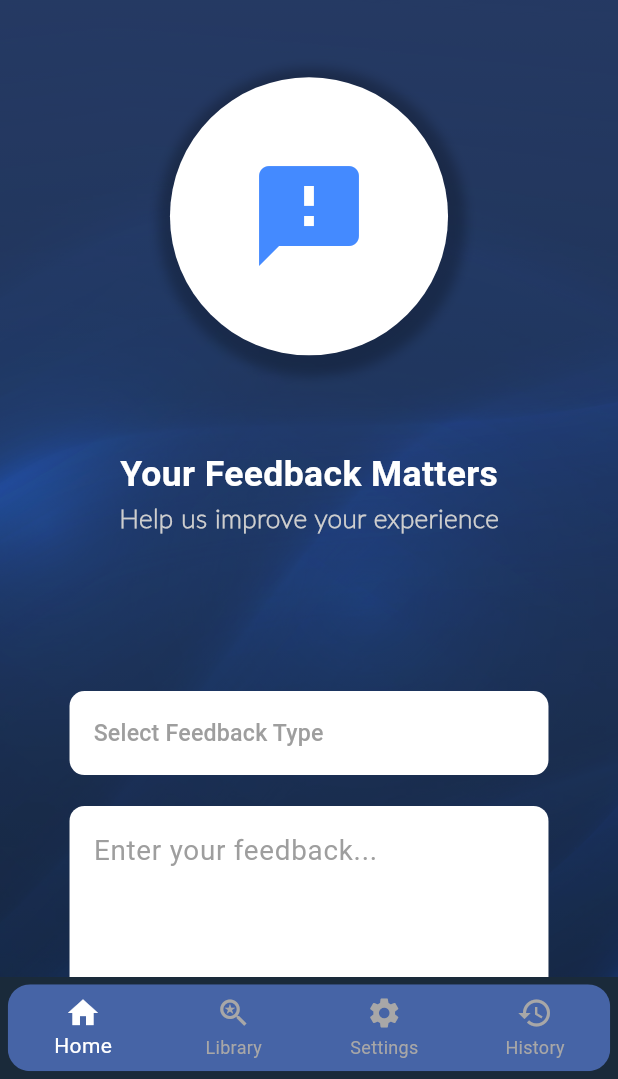
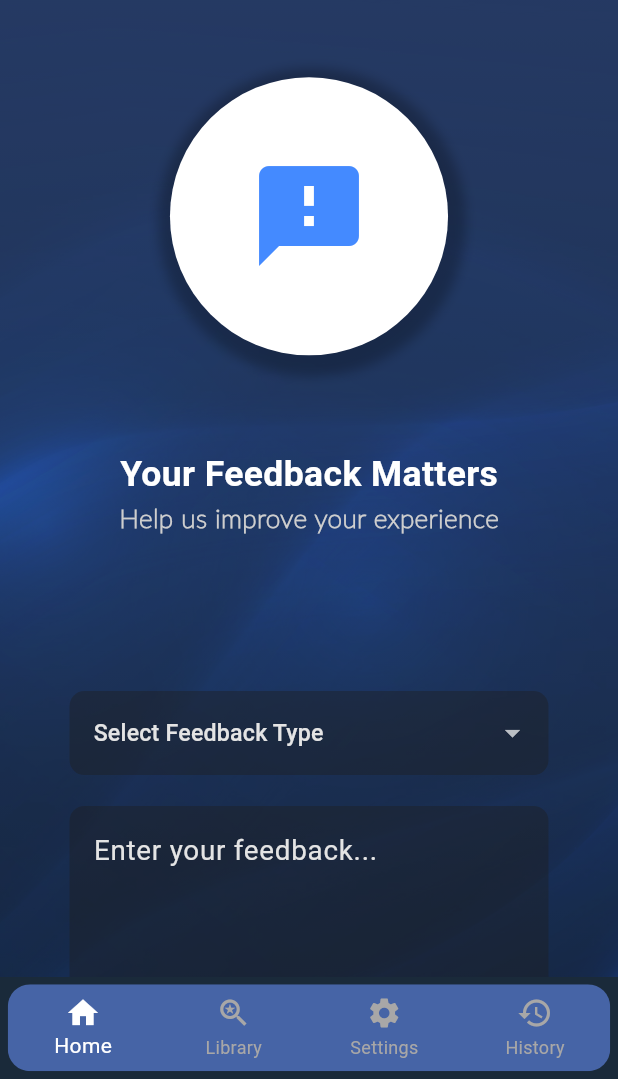
Before and after one commit to malakHelmy/Neurithm, a Flutter app: the screen it shows after launch, in the side drawer, after a tap on "Feedback", on a phone screen of 412 x 824 dp, the part 157-1236 px from its top. Run offline on Flutter 3.47's test engine with Material 3 defaults, Android fonts, the phone set to English and light mode, and no system bars; our stand-ins replace flutter_tts.

Commit message:
ui changes

```diff
--- a/neurithm_frontend/lib/screens/feedback.dart
+++ b/neurithm_frontend/lib/screens/feedback.dart
@@ -114,7 +114,7 @@ class FeedbackPage extends StatelessWidget {
                                   'Select Feedback Type',
                                   style: TextStyle(
                                     fontSize: fontSize(15),
-                                    color: Colors.grey,
+                                    color: const Color.fromARGB(255, 228, 228, 228),
                                   ),
                                 ),
                                 items: [
@@ -125,7 +125,8 @@ class FeedbackPage extends StatelessWidget {
                                 onChanged: (value) {},
                                 decoration: InputDecoration(
                                   filled: true,
-                                  fillColor: Colors.white,
+                                  fillColor: const Color.fromARGB(255, 29, 29, 29)
+                                    .withOpacity(0.4),
                                   border: OutlineInputBorder(
                                     borderRadius: BorderRadius.circular(10),
                                     borderSide: BorderSide.none,
@@ -143,9 +144,10 @@ class FeedbackPage extends StatelessWidget {
                                 style: TextStyle(fontSize: fontSize(15), color: Colors.black),
                                 decoration: InputDecoration(
                                   hintText: 'Enter your feedback...',
-                                  hintStyle: TextStyle(fontSize: fontSize(18), color: Colors.grey),
+                                  hintStyle: TextStyle(fontSize: fontSize(18), color: const Color.fromARGB(255, 228, 228, 228)),
                                   filled: true,
-                                  fillColor: Colors.white,
+                                  fillColor: const Color.fromARGB(255, 29, 29, 29)
+                                    .withOpacity(0.4),
                                   border: OutlineInputBorder(
                                     borderRadius: BorderRadius.circular(10),
                                     borderSide: BorderSide.none,
```
